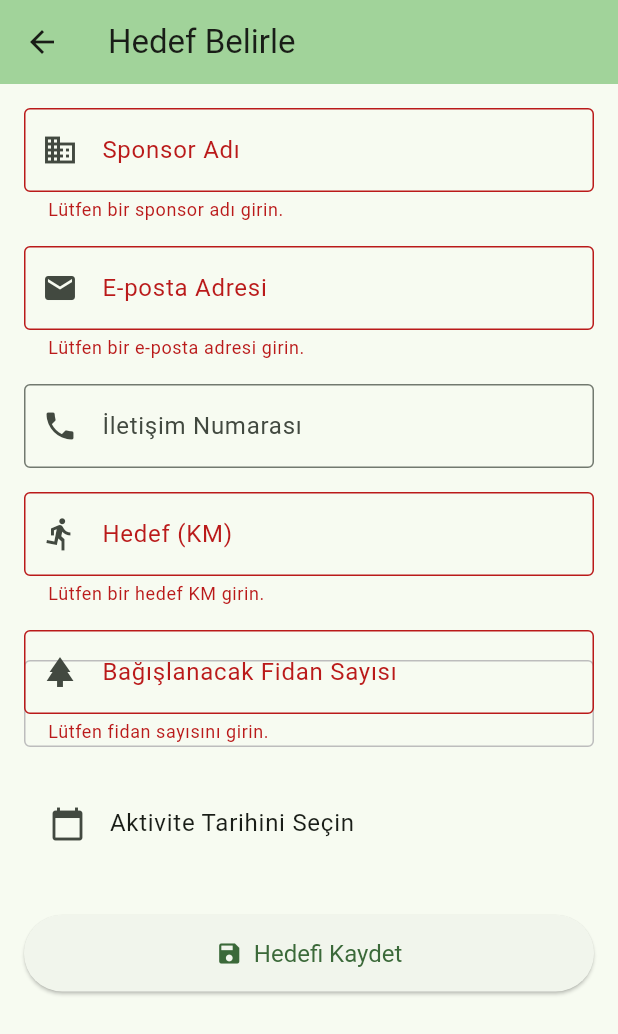
After one commit to egeylmz/gelecege_kos, a Flutter app: the GoalSetPage screen opened directly, after a tap on "Hedefi Kaydet", on a phone screen of 412 x 824 dp. The commit adds this screen. Shown: the top 1034 px of the screen. Run offline on Flutter 3.47's test engine with Material 3 defaults, Android fonts, the phone set to English and light mode, and no system bars; our stand-ins replace firebase_auth, firebase_core, google_sign_in; accounts and stored records are empty; network calls fail.

Commit message:
UI changes

```diff
--- a/lib/main.dart
+++ b/lib/main.dart
@@ -5,6 +5,7 @@ import 'package:firebase_auth/firebase_auth.dart';
 import 'package:flutter/material.dart';
 import 'pages/add_activity_screen.dart';
 import 'pages/user_profile.dart';
+import 'pages/goal_set_page.dart';
 
 void main() {
   runApp(const MyApp());
@@ -53,7 +54,7 @@ class _SplashScreenState extends State<SplashScreen> {
   void goToMainPage() {
     Navigator.of(context).pushReplacement(
       MaterialPageRoute(builder:
-      (context) => const MyHomePage(title: 'Flutter Demo Home Page'),
+      (context) => const MyHomePage(title: 'Geleceğe Koş!'),
       ),
     );
   }
@@ -90,6 +91,13 @@ class _MyHomePageState extends State<MyHomePage> {
     );
   }
 
+  void _openGoalSetPage() {
+    Navigator.push(
+      context,
+      MaterialPageRoute(builder: (context) => const GoalSetPage()),
+    );
+  }
+
   void _goToProfilePage() {
     Navigator.push(
       context,
@@ -121,12 +129,13 @@ class _MyHomePageState extends State<MyHomePage> {
       ),
       body: const Center(
         child: Text(
-          'Geleceğe Koş',
-          style: TextStyle(fontSize: 24),
+          '00000 km',   // Databasede veriler toplanıp bastırılacak
+          style: TextStyle(fontSize: 48),
         ),
       ),
       floatingActionButton: Column(
         mainAxisAlignment: MainAxisAlignment.end,
+        crossAxisAlignment: CrossAxisAlignment.end,
         children: [
           FloatingActionButton.extended(
             onPressed: _openAddActivityPage,
@@ -137,11 +146,18 @@ class _MyHomePageState extends State<MyHomePage> {
           ),
           const SizedBox(height: 10),
           FloatingActionButton.extended(
+            onPressed: _openGoalSetPage,
+            tooltip: 'Aktivite Ekle!',
+            icon: const Icon(Icons.add),
+            label: const Text('Hedef Belirle!'),
+            heroTag: 'set_goal',
+          ),
+          const SizedBox(height: 10),
+          FloatingActionButton(
             onPressed: _signOut,
             tooltip: 'Çıkış Yap',
-            icon: const Icon(Icons.logout),
-            label: const Text('Çıkış Yap'),
             heroTag: 'logout',
+            child: const Icon(Icons.logout),
           ),
         ],
       ),
--- /dev/null
+++ b/lib/pages/goal_set_page.dart
@@ -0,0 +1,197 @@
+import 'package:flutter/material.dart';
+import 'package:intl/intl.dart';
+
+class GoalSetPage extends StatefulWidget {  const GoalSetPage({super.key});
+
+@override
+State<GoalSetPage> createState() => _GoalSetPageState();
+}
+
+class _GoalSetPageState extends State<GoalSetPage> {
+  final _formKey = GlobalKey<FormState>();
+  final _sponsorNameController = TextEditingController();
+  final _targetKmController = TextEditingController();
+  final _saplingCountController = TextEditingController();
+  final _emailController = TextEditingController();
+  final _phoneController = TextEditingController();
+  DateTime? _selectedDate;
+
+  @override
+  void dispose() {
+    _sponsorNameController.dispose();
+    _targetKmController.dispose();
+    _saplingCountController.dispose();
+    _emailController.dispose();
+    _phoneController.dispose();
+    super.dispose();
+  }
+
+  Future<void> _selectDate(BuildContext context) async {
+    final DateTime? picked = await showDatePicker(
+      context: context,
+      initialDate: _selectedDate ?? DateTime.now(),
+      firstDate: DateTime(2020),
+      lastDate: DateTime(2101),
+    );
+    if (picked != null && picked != _selectedDate) {
+      setState(() {
+        _selectedDate = picked;
+      });
+    }
+  }
+
+  void _saveGoal() {
+    if (_formKey.currentState!.validate()) {
+      final sponsorName = _sponsorNameController.text;
+      final targetKm = double.tryParse(_targetKmController.text) ?? 0.0;
+      final saplingCount = int.tryParse(_saplingCountController.text) ?? 0;
+      final startDate = _selectedDate;
+      final email = _emailController.text;
+      final phone = _phoneController.text;
+
+      if (Navigator.canPop(context)) {    //kaydettikten sonra önceki sayfaya dönecek
+        Navigator.pop(context);
+      }
+    }
+  }
+
+  @override
+  Widget build(BuildContext context) {
+    return Scaffold(
+      appBar: AppBar(
+        title: const Text('Hedef Belirle'),
+        backgroundColor: Theme.of(context).colorScheme.inversePrimary,
+      ),
+      body: Padding(
+        padding: const EdgeInsets.all(16.0),
+        child: Form(
+          key: _formKey,
+          child: ListView(
+            children: [
+              // Sponsor Adı
+              TextFormField(
+                controller: _sponsorNameController,
+                decoration: const InputDecoration(
+                  labelText: 'Sponsor Adı',
+                  border: OutlineInputBorder(),
+                  prefixIcon: Icon(Icons.business),
+                ),
+                validator: (value) {
+                  if (value == null || value.isEmpty) {
+                    return 'Lütfen bir sponsor adı girin.';
+                  }
+                  return null;
+                },
+              ),
+
+              const SizedBox(height: 16),
+
+              TextFormField(
+                controller: _emailController,
+                decoration: const InputDecoration(
+                  labelText: 'E-posta Adresi',
+                  border: OutlineInputBorder(),
+                  prefixIcon: Icon(Icons.email),
+                ),
+                keyboardType: TextInputType.emailAddress,
+                validator: (value) {
+                  if (value == null || value.isEmpty) {
+                    return 'Lütfen bir e-posta adresi girin.';
+                  }
+                  if (!RegExp(r'\S+@\S+\.\S+').hasMatch(value)) {
+                    return 'Lütfen geçerli bir e-posta adresi girin.';
+                  }
+                  return null;
+                },
+              ),
+
+              const SizedBox(height: 16),
+
+              TextFormField(
+                controller: _phoneController,
+                decoration: const InputDecoration(
+                  labelText: 'İletişim Numarası',
+                  border: OutlineInputBorder(),
+                  prefixIcon: Icon(Icons.phone),
+                ),
+                keyboardType: TextInputType.phone,
+              ),
+
+              const SizedBox(height: 16),
+
+              // Hedef KM
+              TextFormField(
+                controller: _targetKmController,
+                decoration: const InputDecoration(
+                  labelText: 'Hedef (KM)',
+                  border: OutlineInputBorder(),
+                  prefixIcon: Icon(Icons.directions_run),
+                ),
+                keyboardType: const TextInputType.numberWithOptions(decimal: true),
+                validator: (value) {
+                  if (value == null || value.isEmpty) {
+                    return 'Lütfen bir hedef KM girin.';
+                  }
+                  if (double.tryParse(value) == null) {
+                    return 'Lütfen geçerli bir sayı girin.';
+                  }
+                  return null;
+                },
+              ),
+              const SizedBox(height: 16),
+
+              // Bağışlanacak Fidan Sayısı
+              TextFormField(
+                controller: _saplingCountController,
+                decoration: const InputDecoration(
+                  labelText: 'Bağışlanacak Fidan Sayısı',
+                  border: OutlineInputBorder(),
+                  prefixIcon: Icon(Icons.park),
+                ),
+                keyboardType: TextInputType.number,
+                validator: (value) {
+                  if (value == null || value.isEmpty) {
+                    return 'Lütfen fidan sayısını girin.';
+                  }
+                  if (int.tryParse(value) == null) {
+                    return 'Lütfen geçerli bir tam sayı girin.';
+                  }
+                  return null;
+                },
+              ),
+              const SizedBox(height: 24),
+
+              // Başlangıç Tarihi
+              ListTile(
+                shape: RoundedRectangleBorder(
+                  borderRadius: BorderRadius.circular(4),
+                  side: BorderSide(color: Colors.grey.shade400),
+                ),
+                leading: const Icon(Icons.calendar_today),
+                title: Text(
+                  _selectedDate == null
+                      ? 'Aktivite Tarihini Seçin'
+                      : 'Seçilen Tarih: ${DateFormat('dd/MM/yyyy').format(_selectedDate!)}',
+                ),
+                onTap: () => _selectDate(context),
+              ),
+
+              const SizedBox(height: 32),
+
+              // Kaydet Butonu
+              ElevatedButton.icon(
+                onPressed: _saveGoal,
+                icon: const Icon(Icons.save),
+                label: const Text('Hedefi Kaydet'),
+                style: ElevatedButton.styleFrom(
+                  padding: const EdgeInsets.symmetric(vertical: 16),
+                  textStyle: const TextStyle(fontSize: 16),
+                ),
+              ),
+            ],
+          ),
+        ),
+      ),
+    );
+  }
+}
--- a/lib/pages/user_profile.dart
+++ b/lib/pages/user_profile.dart
@@ -34,7 +34,7 @@ class UserProfilePage extends StatelessWidget {
             // Profili Düzenle Butonu
             ElevatedButton(
               onPressed: () {
-                // TODO: Profil düzenleme sayfasına yönlendirme eklenecek.
+                    // PROFİL DÜZENLEME SAYFASINA YÖNLENDİRİLECEK
                 print('Profili Düzenle butonuna tıklandı.');
               },
               child: const Text('Profili Düzenle'),
```
